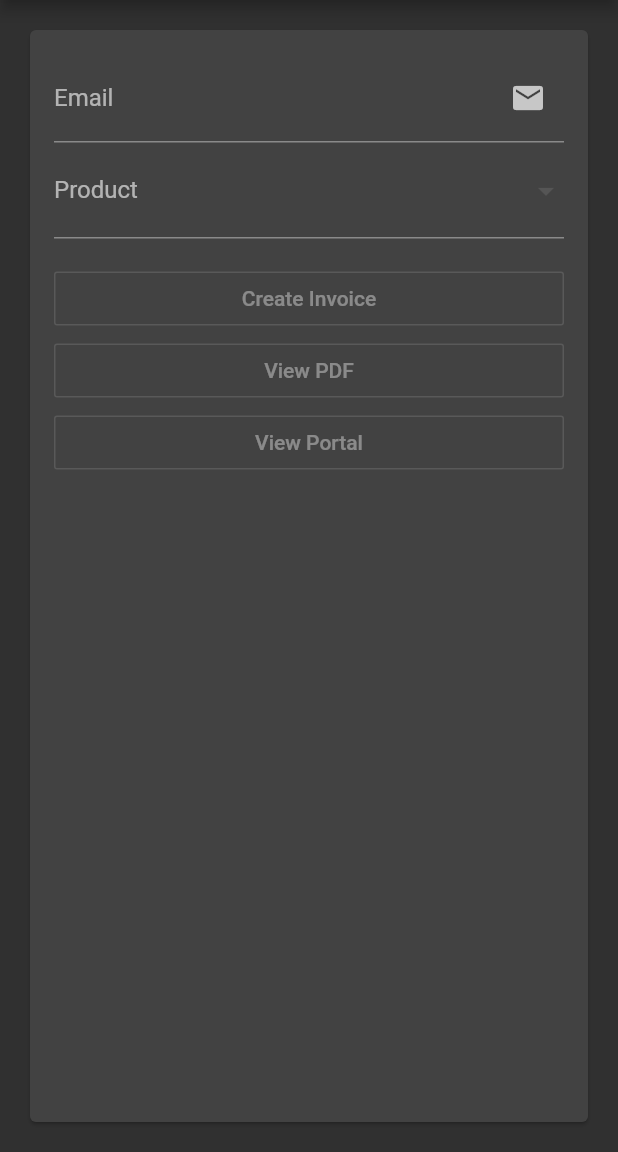
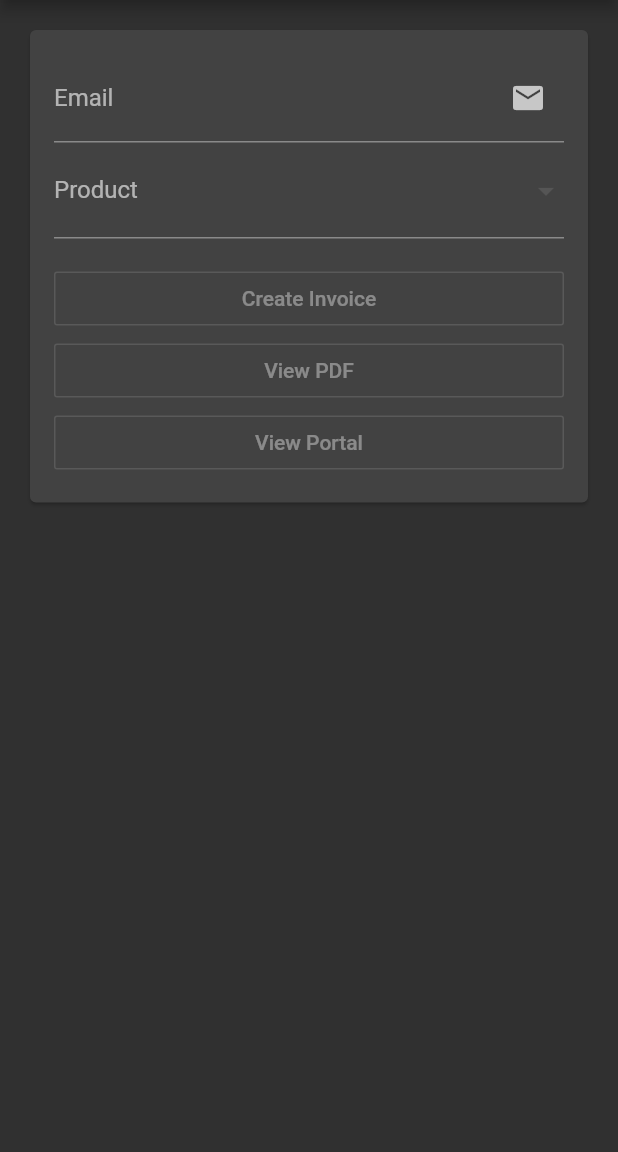
Before and after one commit to invoiceninja/flutter-package, a Flutter app: the screen it shows after launch, on a phone screen of 412 x 824 dp, the part 84-1236 px from its top. Run offline on Flutter 3.47's test engine with Material 2 defaults, Android fonts, the phone set to English and light mode, and no system bars; our stand-ins replace freezed_annotation; generated files the repository leaves out were written again; network calls fail.

Commit message:
Update sample

```diff
--- a/example/lib/main.dart
+++ b/example/lib/main.dart
@@ -103,11 +103,15 @@ class _MyHomePageState extends State<MyHomePage> with WidgetsBindingObserver {
       appBar: AppBar(
         title: Text('Invoice Ninja Example'),
       ),
-      body: Padding(
+      body: SingleChildScrollView(
+        child: Padding(
           padding: const EdgeInsets.all(16),
           child: Card(
-          child: ListView(
+            child: Padding(
               padding: const EdgeInsets.all(16),
+              child: Column(
+                mainAxisSize: MainAxisSize.min,
+                crossAxisAlignment: CrossAxisAlignment.stretch,
                 children: [
                   TextFormField(
                     decoration: InputDecoration(
@@ -148,6 +152,8 @@ class _MyHomePageState extends State<MyHomePage> with WidgetsBindingObserver {
               ),
             ),
           ),
+        ),
+      ),
     );
   }
 }
```
Lines whose indentation alone changed are shown as unchanged.
